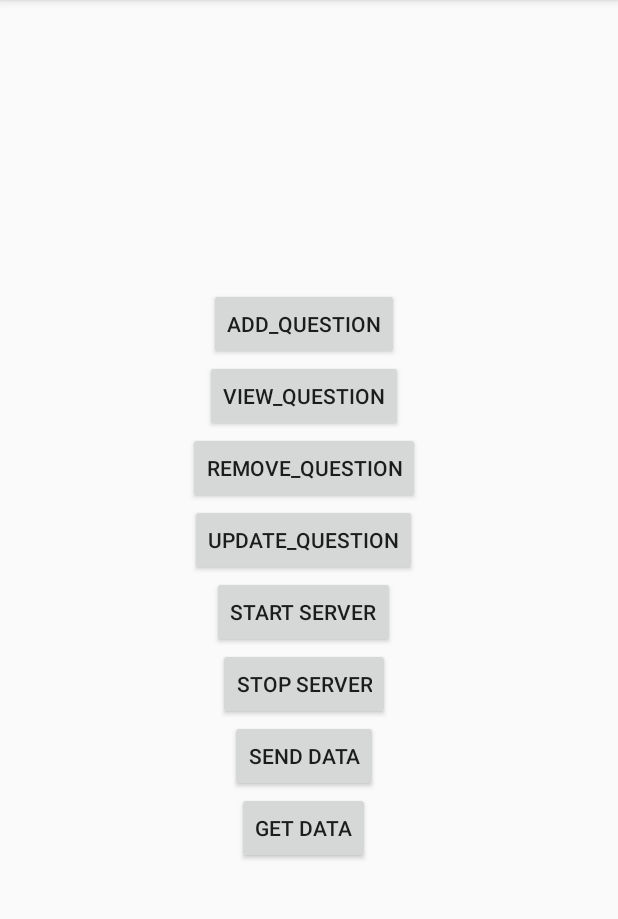
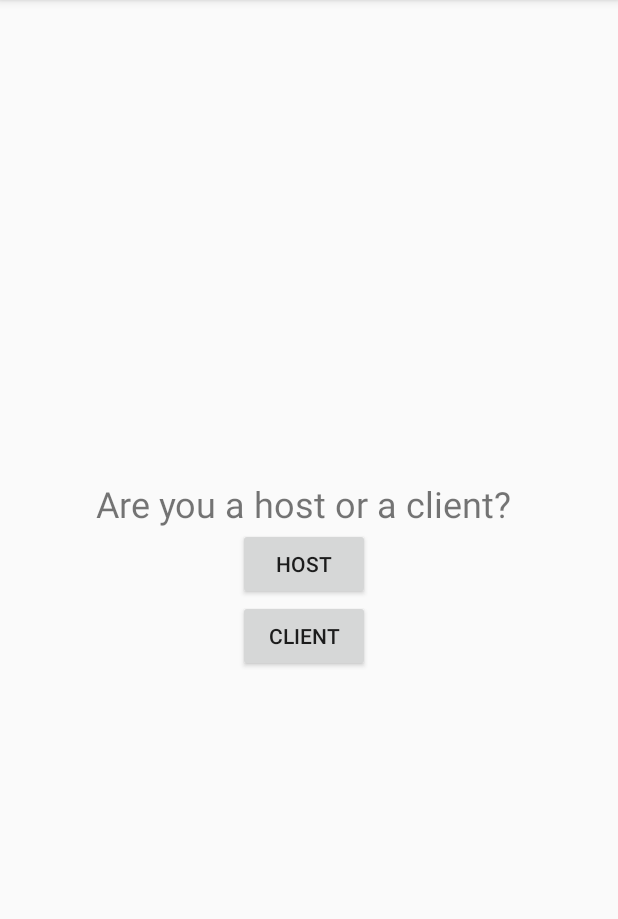
Before and after one commit to smacrito/cs339, an Android app: the screen it shows after launch (MainActivity), on a phone screen of 412 x 824 dp, the part 84-1003 px from its top. Run offline under Robolectric (Android 15) with nearby library versions, the phone set to English and light mode, and no system bars; our stand-ins replace Room's generated code.

Commit message:
backup before destroying program

```diff
--- /dev/null
+++ b/RoomDatabase/app/src/main/java/com/example/roomdatabase/ClientOrHostFragment.java
@@ -0,0 +1,62 @@
+package com.example.roomdatabase;
+
+
+import android.os.Bundle;
+
+import androidx.fragment.app.Fragment;
+
+import android.view.LayoutInflater;
+import android.view.View;
+import android.view.ViewGroup;
+import android.widget.Button;
+
+
+/**
+ * A simple {@link Fragment} subclass.
+ */
+public class ClientOrHostFragment extends Fragment implements View.OnClickListener{
+
+    private Button clientButton, hostButton;
+    UDP_Server udp = new UDP_Server();
+    UDP_Client udpClient = new UDP_Client();
+
+
+    public ClientOrHostFragment() {
+        // Required empty public constructor
+    }
+
+
+    @Override
+    public View onCreateView(LayoutInflater inflater, ViewGroup container,
+                             Bundle savedInstanceState) {
+        // Inflate the layout for this fragment
+        View view = inflater.inflate(R.layout.fragment_client_or_host, container, false);
+        //set buttons to button id to reference them
+        clientButton = view.findViewById(R.id.select_client_button);
+        hostButton = view.findViewById(R.id.select_host_button);
+
+
+        //register listener for buttons
+        clientButton.setOnClickListener(this);
+        hostButton.setOnClickListener(this);
+
+
+        return view;
+    }
+
+    @Override
+    public void onClick(View v){
+        switch (v.getId()){
+            //ADD QUESTION CASE
+            case R.id.select_client_button:
+                MainActivity.fragmentManager.beginTransaction().replace(R.id.fragment_container, new AddQuestionFragment()).addToBackStack(null).commit();
+                break;
+            //VIEW QUESTION CASE
+            case R.id.select_host_button:
+                MainActivity.fragmentManager.beginTransaction().replace(R.id.fragment_container,new HomeFragment()).addToBackStack(null).commit();
+                break;
+
+
+        }
+    }
+}
--- a/RoomDatabase/app/src/main/java/com/example/roomdatabase/MainActivity.java
+++ b/RoomDatabase/app/src/main/java/com/example/roomdatabase/MainActivity.java
@@ -31,7 +31,7 @@ public class MainActivity extends AppCompatActivity {
                 return;
             }
             //adds fragment to container            specify container           specify fragment
-            fragmentManager.beginTransaction().add(R.id.fragment_container,new HomeFragment()).commit();
+            fragmentManager.beginTransaction().add(R.id.fragment_container,new ClientOrHostFragment()).commit();
         }
     }
 }
--- /dev/null
+++ b/RoomDatabase/app/src/main/res/layout/fragment_client_or_host.xml
@@ -0,0 +1,38 @@
+<?xml version="1.0" encoding="utf-8"?>
+<FrameLayout xmlns:android="http://schemas.android.com/apk/res/android"
+    xmlns:tools="http://schemas.android.com/tools"
+    android:layout_width="match_parent"
+    android:layout_height="match_parent"
+    tools:context=".ClientOrHostFragment">
+
+    <LinearLayout
+        android:layout_width="match_parent"
+        android:layout_height="match_parent"
+        android:gravity="center"
+        android:orientation="vertical">
+
+
+        <TextView
+            android:id="@+id/textView"
+            android:layout_width="wrap_content"
+            android:layout_height="wrap_content"
+            android:text="Are you a host or a client?"
+            android:textSize="24sp" />
+
+        <Button
+            android:id="@+id/select_host_button"
+            android:layout_width="wrap_content"
+            android:layout_height="wrap_content"
+            android:layout_gravity="center"
+            android:text="Host" />
+
+        <Button
+            android:id="@+id/select_client_button"
+            android:layout_width="wrap_content"
+            android:layout_height="wrap_content"
+            android:layout_gravity="center"
+            android:text="Client" />
+
+    </LinearLayout>
+
+</FrameLayout>
```
